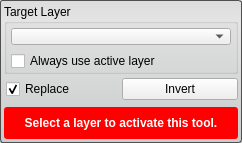
jessdtate/Seg3D, file Interface/ToolInterface/InvertToolInterface.ui: the form before one commit.
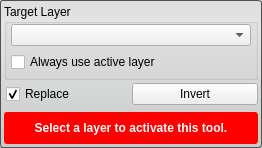
The form after the commit. Custom widgets are drawn as their Qt base class.

```diff
--- a/Interface/ToolInterface/InvertToolInterface.ui
+++ b/Interface/ToolInterface/InvertToolInterface.ui
@@ -6,8 +6,8 @@
    <rect>
     <x>0</x>
     <y>0</y>
-    <width>242</width>
-    <height>143</height>
+    <width>262</width>
+    <height>148</height>
    </rect>
   </property>
   <property name="sizePolicy">
@@ -50,20 +50,32 @@
      <property name="minimumSize">
       <size>
        <width>0</width>
-       <height>70</height>
+       <height>76</height>
       </size>
      </property>
      <property name="maximumSize">
       <size>
        <width>16777215</width>
-       <height>70</height>
+       <height>76</height>
       </size>
      </property>
      <property name="title">
       <string>Target Layer</string>
      </property>
      <layout class="QVBoxLayout" name="verticalLayout_4">
-      <property name="margin">
+      <property name="spacing">
+       <number>6</number>
+      </property>
+      <property name="leftMargin">
+       <number>4</number>
+      </property>
+      <property name="topMargin">
+       <number>0</number>
+      </property>
+      <property name="rightMargin">
+       <number>4</number>
+      </property>
+      <property name="bottomMargin">
        <number>4</number>
       </property>
       <item>
@@ -162,12 +174,6 @@
        <height>32</height>
       </size>
      </property>
-     <property name="maximumSize">
-      <size>
-       <width>16777215</width>
-       <height>32</height>
-      </size>
-     </property>
      <property name="styleSheet">
       <string notr="true">QLabel#message_{
 	color: white;
```
